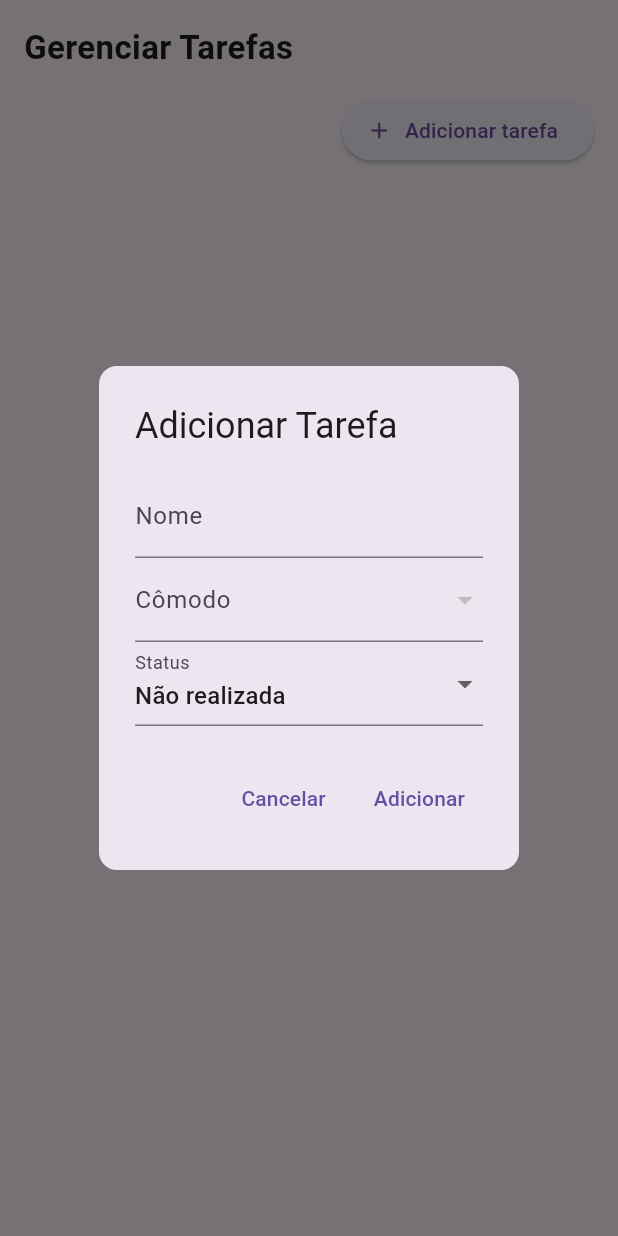
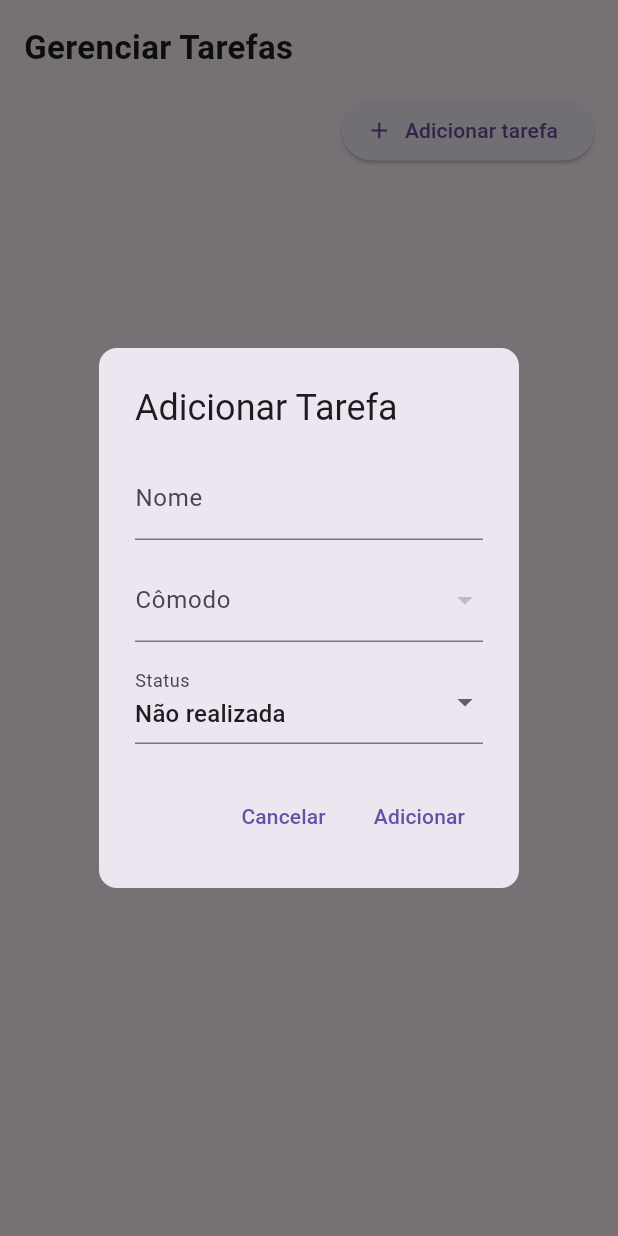
Before and after one commit to Madiliza/projeto_organeasy, a Flutter app: the TasksScreen screen opened directly, after a tap on "Adicionar tarefa", on a phone screen of 412 x 824 dp. Run offline on Flutter 3.47's test engine with Material 3 defaults, Android fonts, the phone set to English and light mode, and no system bars; our stand-ins replace sqflite, sqflite_common_ffi; accounts and stored records are empty.

Commit message:
corrigir erro na parte de edição de task

```diff
--- a/lib/main.dart
+++ b/lib/main.dart
@@ -1,8 +1,6 @@
 import 'package:flutter/material.dart';
-import 'package:sqflite/sqflite.dart';
 import 'package:sqflite_common_ffi/sqflite_ffi.dart';
 
-import 'screens/TasksScreen.dart';
 import 'screens/DashboardScreen.dart';
 import 'screens/RoomsScreen.dart';
 import 'screens/MembersScreen.dart';
--- a/lib/model/rooms.dart
+++ b/lib/model/rooms.dart
@@ -1,5 +1,3 @@
-import 'dart:io';
-import 'package:path/path.dart';
 
 class Room {
   final int? id;
--- a/lib/screens/DashboardScreen.dart
+++ b/lib/screens/DashboardScreen.dart
@@ -2,8 +2,7 @@ import 'package:flutter/material.dart';
 import 'RoomsScreen.dart';
 import 'package:organeasy_app/screens/TasksScreen.dart';
 import 'MembersScreen.dart';
-import 'package:flutter/material.dart';
-import 'package:organeasy_app/screens/RoomsScreen.dart'; // Importando o arquivo com os dados das salas
+// Importando o arquivo com os dados das salas
 
 
 class Dashboard extends StatefulWidget {
--- a/lib/screens/TasksScreen.dart
+++ b/lib/screens/TasksScreen.dart
@@ -25,9 +25,11 @@ class _TasksScreenState extends State<TasksScreen> {
   @override
   void initState() {
     super.initState();
-    _loadTasks();
-    _loadMembers();
-    _loadRooms();
+    _loadAllData();
+  }
+
+  Future<void> _loadAllData() async {
+    await Future.wait([_loadTasks(), _loadMembers(), _loadRooms()]);
   }
 
   Future<void> _loadTasks() async {
@@ -57,15 +59,16 @@ void _addOrEditTask({Task? task}) async {
     String? selectedRoom = task?.room;
     Color? selectedColor = task?.color ?? Colors.grey;
 
-  /// 🔥 Carrega os cômodos atualizado antes do showDialog
+    // ⚠️ Aguarda carregar os cômodos corretamente
     final roomsList = await roomsHelper.getAllRooms();
     final roomsNames = roomsList.map((e) => e.name).toList();
 
-  /// 🔒 Verifica se o cômodo da tarefa ainda existe, se não existir, seta null
+    // ✅ Se o cômodo salvo não estiver na lista, define como null
     if (selectedRoom != null && !roomsNames.contains(selectedRoom)) {
       selectedRoom = null;
     }
 
+    if (mounted) {
       showDialog(
         context: context,
         builder: (context) {
@@ -84,8 +87,11 @@ void _addOrEditTask({Task? task}) async {
                         controller: nameController,
                         decoration: const InputDecoration(labelText: 'Nome'),
                       ),
+                      const SizedBox(height: 12),
                       DropdownButtonFormField<String>(
-                    value: selectedRoom,
+                        value: roomsNames.contains(selectedRoom)
+                            ? selectedRoom
+                            : null,
                         decoration: const InputDecoration(labelText: 'Cômodo'),
                         items: roomsNames
                             .map(
@@ -101,17 +107,30 @@ void _addOrEditTask({Task? task}) async {
                           });
                         },
                       ),
+                      const SizedBox(height: 12),
                       DropdownButtonFormField<String>(
-                    value: selectedStatus,
+                        value:
+                            [
+                              'Concluída',
+                              'Em andamento',
+                              'Não realizada',
+                            ].contains(selectedStatus)
+                            ? selectedStatus
+                            : 'Não realizada',
                         decoration: const InputDecoration(labelText: 'Status'),
                         items: const [
                           DropdownMenuItem(
-                          value: 'Concluída', child: Text('Concluída')),
+                            value: 'Concluída',
+                            child: Text('Concluída'),
+                          ),
                           DropdownMenuItem(
-                          value: 'Em andamento', child: Text('Em andamento')),
+                            value: 'Em andamento',
+                            child: Text('Em andamento'),
+                          ),
                           DropdownMenuItem(
                             value: 'Não realizada',
-                          child: Text('Não realizada')),
+                            child: Text('Não realizada'),
+                          ),
                         ],
                         onChanged: (value) {
                           setState(() {
@@ -126,9 +145,7 @@ void _addOrEditTask({Task? task}) async {
             ),
             actions: [
               TextButton(
-            onPressed: () {
-              Navigator.of(context).pop();
-            },
+                onPressed: () => Navigator.of(context).pop(),
                 child: const Text('Cancelar'),
               ),
               TextButton(
@@ -169,9 +186,8 @@ void _addOrEditTask({Task? task}) async {
         },
       );
     }
+  }
 
-
-//Defina um método para obter a cor e o texto do status da tarefa
   Color _getStatusColor(String status) {
     switch (status) {
       case 'Concluída':
@@ -181,7 +197,7 @@ Color _getStatusColor(String status) {
       case 'Não realizada':
         return Colors.red;
       default:
-      return Colors.grey; // Cor padrão se o status não for reconhecido
+        return Colors.grey;
     }
   }
 
@@ -194,14 +210,16 @@ String _getStatusText(String status) {
       case 'Não realizada':
         return 'Não realizada';
       default:
-      return 'Status desconhecido'; // Texto padrão se o status não for reconhecido
+        return 'Status desconhecido';
     }
   }
 
   void _assignMemberToTask(Task task) async {
     final membersList = await membersHelper.getAllMembers();
     final membersNames = membersList.map((e) => e.name).toList();
-    String? selectedMember = task.member.isNotEmpty ? task.member : null;
+    String? selectedMember = membersNames.contains(task.member)
+        ? task.member
+        : null;
 
     showDialog(
       context: context,
@@ -209,9 +227,7 @@ String _getStatusText(String status) {
         return AlertDialog(
           title: const Text('Atribuir Membro'),
           content: DropdownButtonFormField<String>(
-            value: membersNames.contains(selectedMember)
-                ? selectedMember
-                : null,
+            value: selectedMember,
             decoration: const InputDecoration(labelText: 'Selecione um membro'),
             items: membersNames
                 .map(
@@ -225,15 +241,12 @@ String _getStatusText(String status) {
           ),
           actions: [
             TextButton(
-              onPressed: () {
-                Navigator.of(context).pop();
-              },
+              onPressed: () => Navigator.of(context).pop(),
               child: const Text('Cancelar'),
             ),
             TextButton(
               onPressed: () async {
                 if (selectedMember != null) {
-                  // 🔥 Buscar o membro e pegar sua cor
                   final member = membersList.firstWhere(
                     (m) => m.name == selectedMember,
                     orElse: () =>
@@ -246,7 +259,7 @@ String _getStatusText(String status) {
                     room: task.room,
                     member: selectedMember!,
                     status: task.status,
-                    color: member.color, // 🔥 Atualiza a cor aqui
+                    color: member.color,
                   );
 
                   await dbHelper.updateTask(updatedTask);
@@ -274,9 +287,7 @@ String _getStatusText(String status) {
           content: const Text('Quer mesmo deletar esta tarefa?'),
           actions: [
             TextButton(
-              onPressed: () {
-                Navigator.of(context).pop();
-              },
+              onPressed: () => Navigator.of(context).pop(),
               child: const Text('Cancelar'),
             ),
             TextButton(
@@ -340,16 +351,14 @@ String _getStatusText(String status) {
                               children: [
                                 CircleAvatar(
                                   backgroundColor: _getStatusColor(task.status),
-                                  radius: 8, // Tamanho da bolinha
+                                  radius: 6,
                                 ),
-                                const SizedBox(
-                                  width: 8,
-                                ), // Espaço entre a bolinha e o texto
+                                const SizedBox(width: 8),
                                 Text(_getStatusText(task.status)),
                                 const SizedBox(width: 16),
                                 Expanded(
                                   child: Text(
-                                    'Cômodo: ${task.room} | Membro: ${task.member}',
+                                    'Cômodo: ${task.room} | Membro: ${task.member.isNotEmpty ? task.member : 'Não atribuído'}',
                                     overflow: TextOverflow.ellipsis,
                                   ),
                                 ),
--- a/lib/utils/members_helpers.dart
+++ b/lib/utils/members_helpers.dart
@@ -1,5 +1,4 @@
 import 'package:organeasy_app/utils/database_helpers.dart';
-import 'package:sqflite/sqflite.dart';
 import '../model/members.dart';
 
 
--- a/lib/utils/rooms_helpers.dart
+++ b/lib/utils/rooms_helpers.dart
@@ -1,5 +1,4 @@
 import 'package:organeasy_app/utils/database_helpers.dart';
-import 'package:sqflite/sqflite.dart';
 import '../model/rooms.dart';
 
 
--- a/lib/utils/tasks.helpers.dart
+++ b/lib/utils/tasks.helpers.dart
@@ -1,5 +1,4 @@
 import 'package:organeasy_app/utils/database_helpers.dart';
-import 'package:sqflite/sqflite.dart';
 import '../model/tasks.dart';
 
 class TasksHelper {
```
Lines whose indentation alone changed are shown as unchanged.
